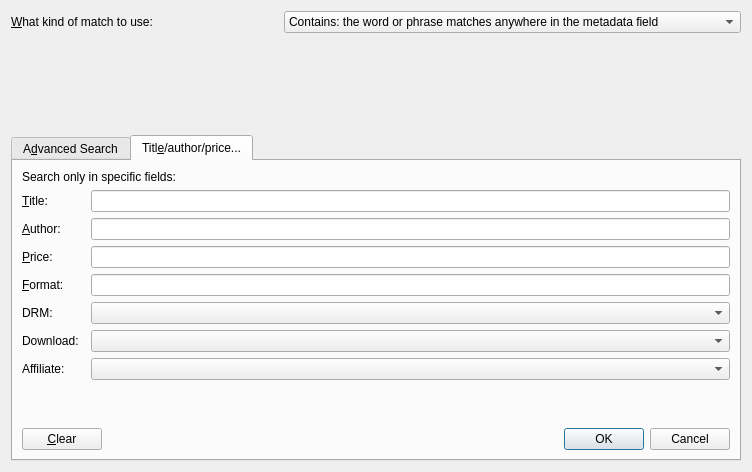
This is src/calibre/gui2/store/search/adv_search_builder.ui in debian-calibre/calibre as Qt 5 draws it before an edit. The edited form follows.
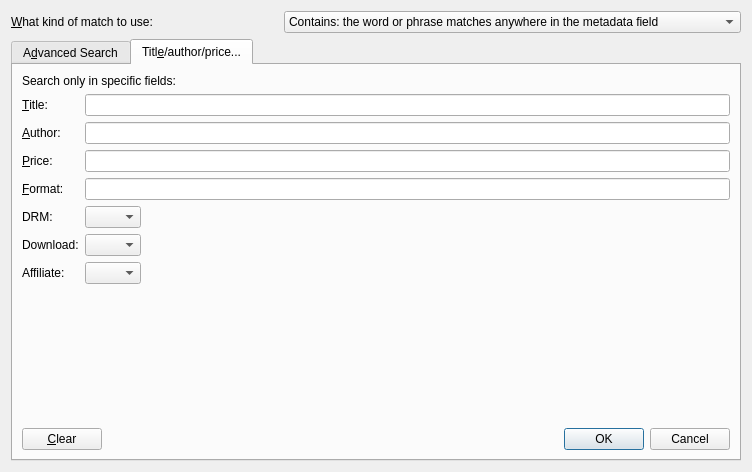
This is the edited form. The open tabs and pages were chosen to show the change. Icons and pictures are not drawn. Custom widgets are drawn as their Qt base class.

Patch:
```diff
--- a/src/calibre/gui2/store/search/adv_search_builder.ui
+++ b/src/calibre/gui2/store/search/adv_search_builder.ui
@@ -47,7 +47,7 @@
      </item>
     </widget>
    </item>
-   <item row="2" column="0" colspan="2">
+   <item row="1" column="0" colspan="2">
     <widget class="QTabWidget" name="tabWidget">
      <property name="currentIndex">
       <number>0</number>
@@ -188,7 +188,19 @@
       <attribute name="title">
        <string>Titl&amp;e/author/price...</string>
       </attribute>
-      <layout class="QGridLayout" name="gridLayout">
+      <layout class="QVBoxLayout" name="verticalLayout_3">
+       <item>
+        <layout class="QFormLayout" name="formLayout">
+         <property name="fieldGrowthPolicy">
+          <enum>QFormLayout::ExpandingFieldsGrow</enum>
+         </property>
+         <item row="0" column="0" colspan="2">
+          <widget class="QLabel" name="label_11">
+           <property name="text">
+            <string>Search only in specific fields:</string>
+           </property>
+          </widget>
+         </item>
        <item row="1" column="0">
         <widget class="QLabel" name="label_7">
          <property name="text">
@@ -199,7 +211,7 @@
          </property>
         </widget>
        </item>
-       <item row="1" column="2">
+         <item row="1" column="1">
         <widget class="EnLineEdit" name="title_box">
          <property name="toolTip">
           <string>Enter the title.</string>
@@ -216,6 +228,9 @@
          </property>
         </widget>
        </item>
+         <item row="2" column="1">
+          <widget class="EnLineEdit" name="author_box"/>
+         </item>
        <item row="3" column="0">
         <widget class="QLabel" name="price_label">
          <property name="text">
@@ -226,49 +241,8 @@
          </property>
         </widget>
        </item>
-       <item row="9" column="0" colspan="3">
-        <layout class="QHBoxLayout" name="horizontalLayout_6">
-         <item>
-          <widget class="QPushButton" name="clear_button">
-           <property name="text">
-            <string>&amp;Clear</string>
-           </property>
-          </widget>
-         </item>
-         <item>
-          <widget class="QDialogButtonBox" name="tab_2_button_box">
-           <property name="standardButtons">
-            <set>QDialogButtonBox::Cancel|QDialogButtonBox::Ok</set>
-           </property>
-          </widget>
-         </item>
-        </layout>
-       </item>
-       <item row="8" column="2">
-        <spacer name="verticalSpacer">
-         <property name="orientation">
-          <enum>Qt::Vertical</enum>
-         </property>
-         <property name="sizeHint" stdset="0">
-          <size>
-           <width>20</width>
-           <height>40</height>
-          </size>
-         </property>
-        </spacer>
-       </item>
-       <item row="0" column="0" colspan="3">
-        <widget class="QLabel" name="label_11">
-         <property name="text">
-          <string>Search only in specific fields:</string>
-         </property>
-        </widget>
-       </item>
-       <item row="2" column="2">
-        <widget class="EnLineEdit" name="author_box"/>
-       </item>
-       <item row="4" column="2">
-        <widget class="QLineEdit" name="format_box"/>
+         <item row="3" column="1">
+          <widget class="EnLineEdit" name="price_box"/>
        </item>
        <item row="4" column="0">
         <widget class="QLabel" name="label_10">
@@ -280,60 +254,8 @@
          </property>
         </widget>
        </item>
-       <item row="3" column="2">
-        <widget class="EnLineEdit" name="price_box"/>
-       </item>
-       <item row="7" column="0">
-        <widget class="QLabel" name="label_9">
-         <property name="text">
-          <string>Affiliate:</string>
-         </property>
-        </widget>
-       </item>
-       <item row="7" column="2">
-        <widget class="QComboBox" name="affiliate_combo">
-         <item>
-          <property name="text">
-           <string/>
-          </property>
-         </item>
-         <item>
-          <property name="text">
-           <string>true</string>
-          </property>
-         </item>
-         <item>
-          <property name="text">
-           <string>false</string>
-          </property>
-         </item>
-        </widget>
-       </item>
-       <item row="6" column="0">
-        <widget class="QLabel" name="label_12">
-         <property name="text">
-          <string>Download:</string>
-         </property>
-        </widget>
-       </item>
-       <item row="6" column="2">
-        <widget class="QComboBox" name="download_combo">
-         <item>
-          <property name="text">
-           <string/>
-          </property>
-         </item>
-         <item>
-          <property name="text">
-           <string>true</string>
-          </property>
-         </item>
-         <item>
-          <property name="text">
-           <string>false</string>
-          </property>
-         </item>
-        </widget>
+         <item row="4" column="1">
+          <widget class="QLineEdit" name="format_box"/>
        </item>
        <item row="5" column="0">
         <widget class="QLabel" name="label_13">
@@ -342,7 +264,7 @@
          </property>
         </widget>
        </item>
-       <item row="5" column="2">
+         <item row="5" column="1">
         <widget class="QComboBox" name="drm_combo">
          <item>
           <property name="text">
@@ -361,22 +283,81 @@
          </item>
         </widget>
        </item>
-      </layout>
-     </widget>
-    </widget>
-   </item>
-   <item row="1" column="1">
-    <spacer name="verticalSpacer_3">
-     <property name="orientation">
-      <enum>Qt::Vertical</enum>
-     </property>
-     <property name="sizeHint" stdset="0">
-      <size>
-       <width>20</width>
-       <height>40</height>
-      </size>
-     </property>
-    </spacer>
+         <item row="6" column="0">
+          <widget class="QLabel" name="label_12">
+           <property name="text">
+            <string>Download:</string>
+           </property>
+          </widget>
+         </item>
+         <item row="6" column="1">
+          <widget class="QComboBox" name="download_combo">
+           <item>
+            <property name="text">
+             <string/>
+            </property>
+           </item>
+           <item>
+            <property name="text">
+             <string>true</string>
+            </property>
+           </item>
+           <item>
+            <property name="text">
+             <string>false</string>
+            </property>
+           </item>
+          </widget>
+         </item>
+         <item row="7" column="0">
+          <widget class="QLabel" name="label_9">
+           <property name="text">
+            <string>Affiliate:</string>
+           </property>
+          </widget>
+         </item>
+         <item row="7" column="1">
+          <widget class="QComboBox" name="affiliate_combo">
+           <item>
+            <property name="text">
+             <string/>
+            </property>
+           </item>
+           <item>
+            <property name="text">
+             <string>true</string>
+            </property>
+           </item>
+           <item>
+            <property name="text">
+             <string>false</string>
+            </property>
+           </item>
+          </widget>
+         </item>
+        </layout>
+       </item>
+       <item>
+        <layout class="QHBoxLayout" name="horizontalLayout_6">
+         <item>
+          <widget class="QPushButton" name="clear_button">
+           <property name="text">
+            <string>&amp;Clear</string>
+           </property>
+          </widget>
+         </item>
+         <item>
+          <widget class="QDialogButtonBox" name="tab_2_button_box">
+           <property name="standardButtons">
+            <set>QDialogButtonBox::Cancel|QDialogButtonBox::Ok</set>
+           </property>
+          </widget>
+         </item>
+        </layout>
+       </item>
+      </layout>
+     </widget>
+    </widget>
    </item>
   </layout>
  </widget>
```
Left out of the diff: 19 changed lines with no effect on the pictures. Lines whose indentation alone changed are shown as unchanged.
